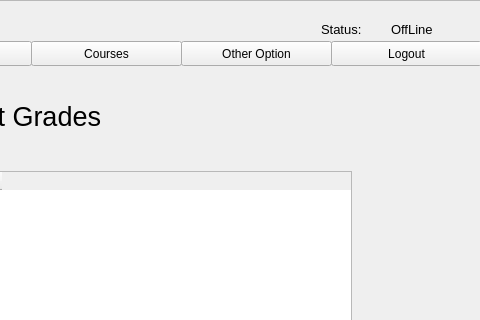
Qt form resources/UI/selectCourseToAddGrade.ui (Poom1997/gman) before a commit; both pictures show x 420 to 900 and y 0 to 320 of the 900 by 600 pixel window.
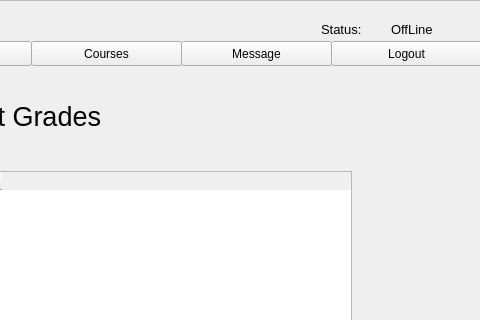
The same form after that commit.

The edit to the form file:
```diff
--- a/resources/UI/selectCourseToAddGrade.ui
+++ b/resources/UI/selectCourseToAddGrade.ui
@@ -62,7 +62,7 @@
       </rect>
      </property>
      <property name="text">
-      <string>Other Option</string>
+      <string>Message</string>
      </property>
     </widget>
     <widget class="QPushButton" name="profileButton">
```
